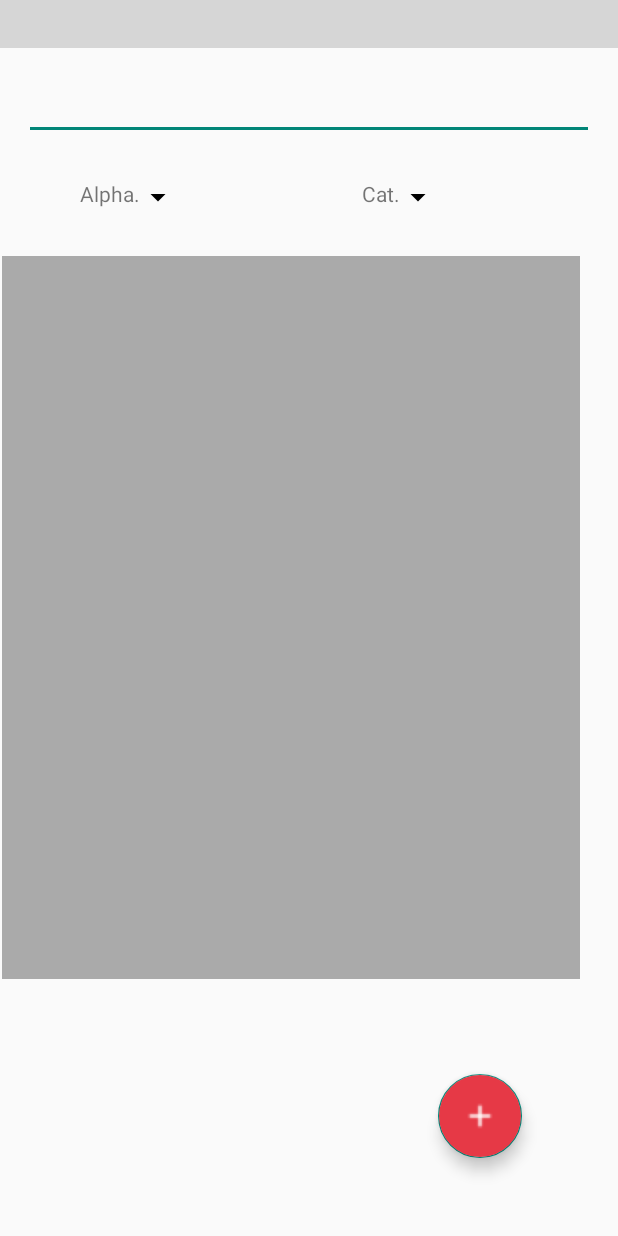
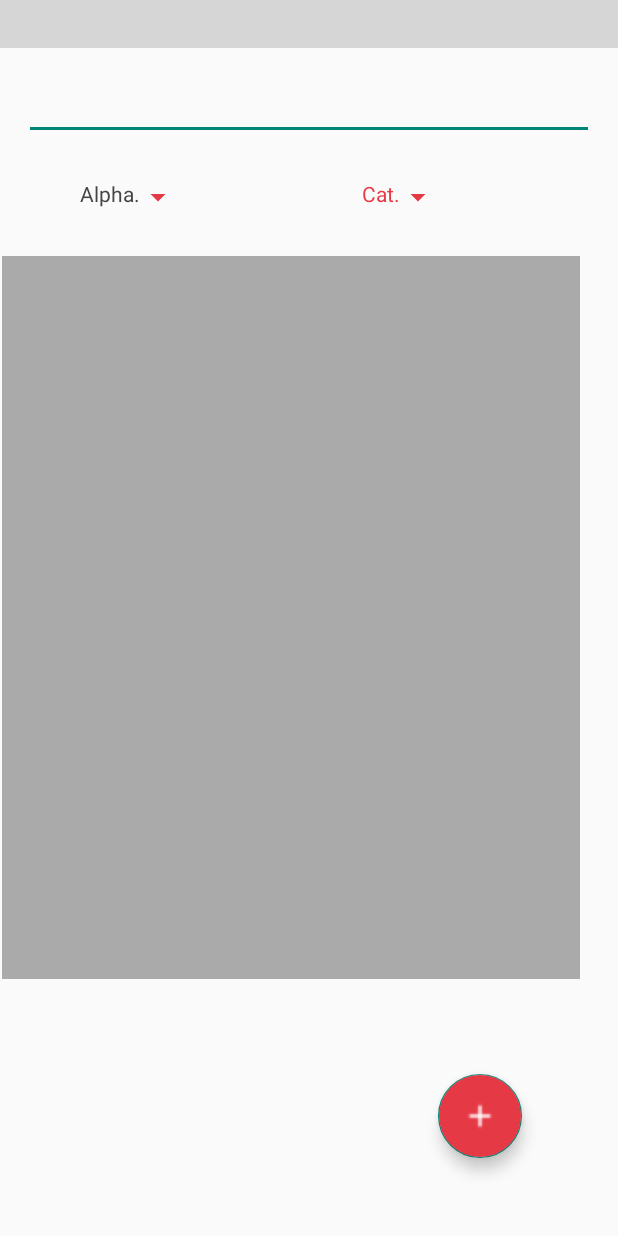
Before and after one commit to lee00670/FrigeFriend, an Android app: the addActivity screen opened directly, with no data from a screen before it, after a tap on "Cat.", on a phone screen of 412 x 824 dp. Run offline under Robolectric (Android 15) with nearby library versions, the phone set to English and light mode, and no system bars; our stand-ins replace ButterKnife; network calls fail; Roboto replaces fonts that are not available here; 1 statement that could not run was skipped; 1 other tap on this screen came first; grey boxes are pictures that could not be loaded.

Commit message:
sort by alpha and category change color of text when clicking the text

```diff
--- a/app/src/main/java/com/example/jlee/frigefriend/addActivity.java
+++ b/app/src/main/java/com/example/jlee/frigefriend/addActivity.java
@@ -1,7 +1,10 @@
 package com.example.jlee.frigefriend;
 
 import android.content.Context;
+import android.graphics.drawable.Drawable;
 import android.os.Bundle;
+import android.support.v4.content.ContextCompat;
+import android.support.v4.graphics.drawable.DrawableCompat;
 import android.support.v7.app.AppCompatActivity;
 import android.support.v7.widget.LinearLayoutManager;
 import android.support.v7.widget.RecyclerView;
@@ -92,25 +95,46 @@ public class addActivity extends AppCompatActivity {
         });
 
         // sort List Alphabetically
-        TextView sortAlpha = findViewById(R.id.sortAlpha);
+        final TextView sortAlpha = findViewById(R.id.sortAlpha);
         sortAlpha.setOnClickListener(new View.OnClickListener() {
             @Override
             public void onClick(View view) {
                 sortList(MainActivity.SORT_BY_NAME);
+
+                // Change color when clicked
+                setTextViewDrawableColor(sortAlpha, R.color.colorAccent );
+                sortAlpha.setTextColor(getResources().getColor(R.color.colorAccent));
+                //sortCat.setTextColor(getResources().getColor(R.color.colorPrimaryDark));
+
             }
         });
 
         // sort List categorically
-        TextView sortCat = findViewById(R.id.sortCat1);
+        final TextView sortCat = findViewById(R.id.sortCat1);
         sortCat.setOnClickListener(new View.OnClickListener() {
             @Override
             public void onClick(View view) {
                 sortList(MainActivity.SORT_BY_CAT);
+
+                setTextViewDrawableColor(sortCat, R.color.colorAccent );
+                sortCat.setTextColor(getResources().getColor(R.color.colorAccent));
+                sortAlpha.setTextColor(getResources().getColor(R.color.colorPrimaryDark));
             }
         });
 
 
     } // END of  protected void onCreate(Bundle savedInstanceState)
+
+    // To change color when on click Alpha or Cat.
+    private void setTextViewDrawableColor(TextView textView, int color) {
+        for (Drawable drawable : textView.getCompoundDrawables()) {
+            if (drawable != null) {
+                DrawableCompat.setTint(drawable, ContextCompat.getColor(getApplicationContext(), color) );
+                //drawable.setColorFilter(new PorterDuffColorFilter(getResources().getColor(color), PorterDuff.Mode.SRC_IN));
+            }
+        }
+    }
+
 
     // search bar
     private void filter (String text){
```
